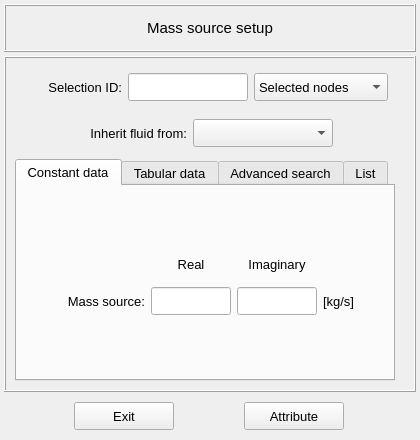
MOPT-UFSC/VIBRA, file vibra/interface/data/ui_files/model/setup/acoustic/mass_source_inputs.ui: the form before one commit.
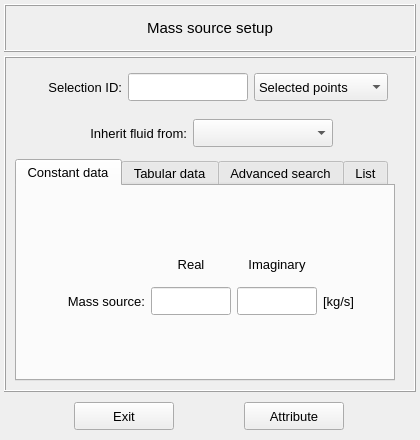
The form after the commit. Icons and pictures are not drawn.

Commit message: Define points selection as default in mass source UI

```diff
--- a/vibra/interface/data/ui_files/model/setup/acoustic/mass_source_inputs.ui
+++ b/vibra/interface/data/ui_files/model/setup/acoustic/mass_source_inputs.ui
@@ -1429,7 +1429,7 @@
             </font>
            </property>
            <property name="currentIndex">
-            <number>0</number>
+            <number>1</number>
            </property>
            <item>
             <property name="text">
```
The commit also changes 4 other files.
